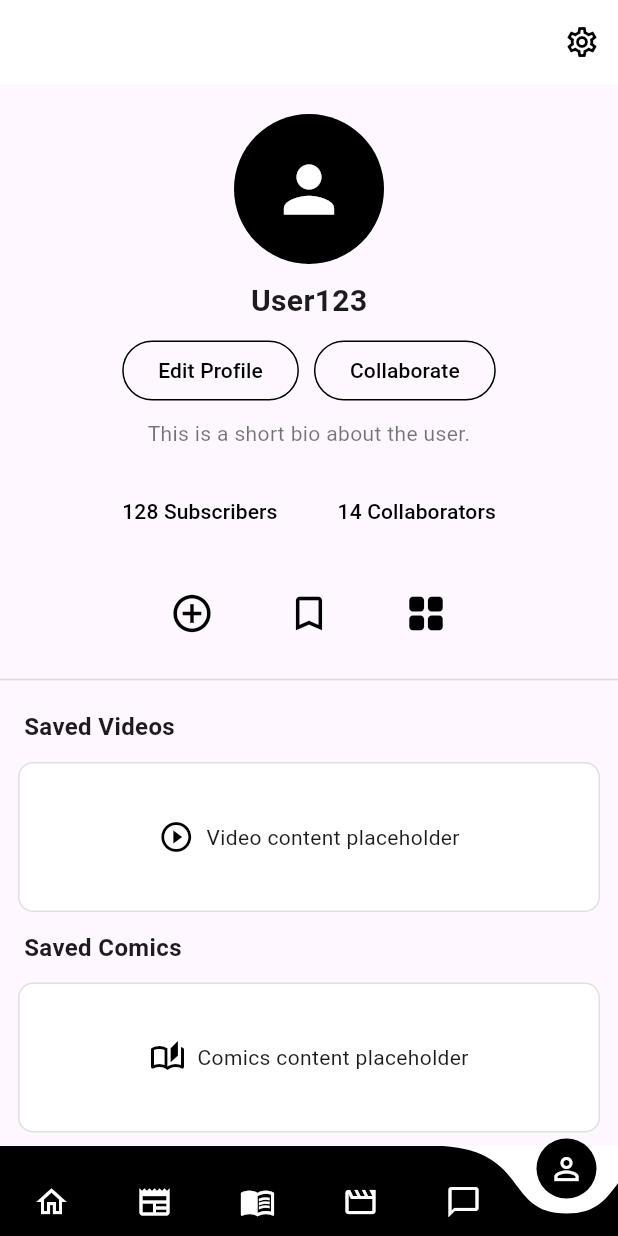
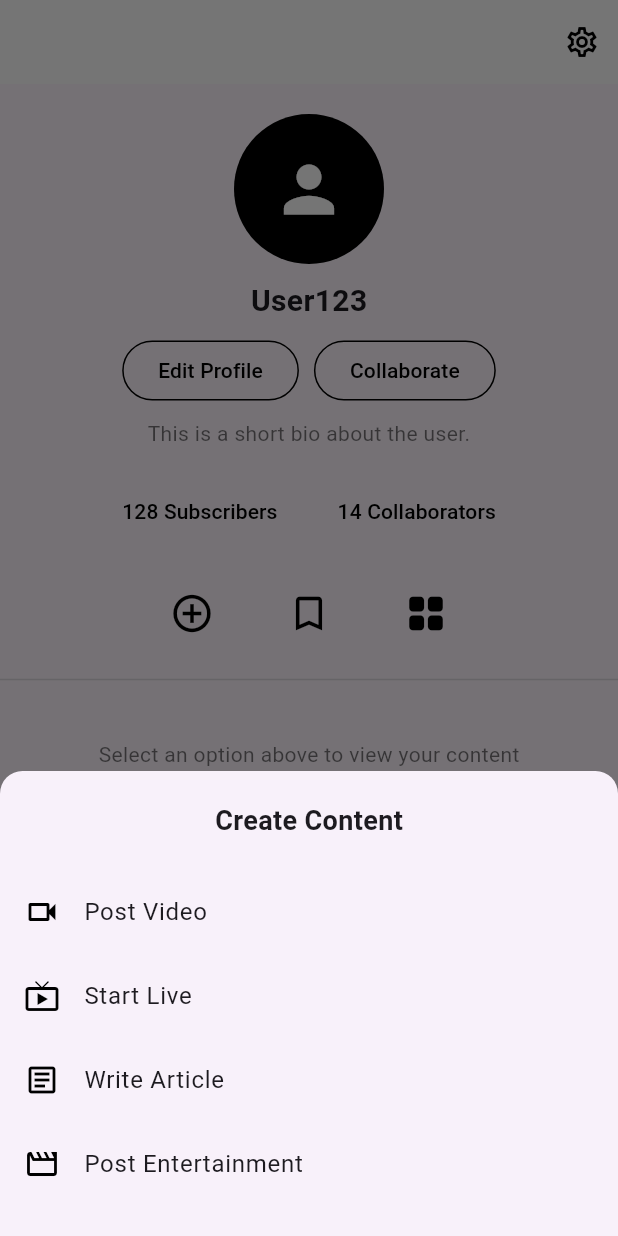
Before and after one commit to Clutch-254/wajuajiapp, a Flutter app: the screen it shows after launch, item 6 of the bottom bar chosen, after a tap on the "add circle outline" icon, on a phone screen of 412 x 824 dp. Run offline on Flutter 3.47's test engine with Material 3 defaults, Android fonts, the phone set to English and light mode, and no system bars; drawn by our look-alikes of curved_navigation_bar.

Commit message:
added some more navigation route code and fixed color scheme for all pages

```diff
--- a/lib/user/profilescreen.dart
+++ b/lib/user/profilescreen.dart
@@ -13,6 +13,82 @@ class _ProfilescreenState extends State<Profilescreen> {
   int subscriberCount = 128;
   int collaboratorCount = 14;
   bool showCreatedContent = false;
+  bool showSavedContent = false;
+
+  // Content creation options dialog
+  void _showContentCreationOptions(BuildContext context) {
+    showModalBottomSheet(
+      context: context,
+      shape: const RoundedRectangleBorder(
+        borderRadius: BorderRadius.vertical(top: Radius.circular(15)),
+      ),
+      builder: (context) {
+        return Padding(
+          padding: const EdgeInsets.symmetric(vertical: 20),
+          child: Column(
+            mainAxisSize: MainAxisSize.min,
+            children: [
+              const Text(
+                'Create Content',
+                style: TextStyle(fontWeight: FontWeight.bold, fontSize: 18),
+              ),
+              const SizedBox(height: 20),
+              _buildContentOption(
+                context,
+                Icons.videocam_outlined,
+                'Post Video',
+                () {
+                  // TODO: Implement post video functionality
+                  Navigator.pop(context);
+                },
+              ),
+              _buildContentOption(
+                context,
+                Icons.live_tv_outlined,
+                'Start Live',
+                () {
+                  // TODO: Implement start live functionality
+                  Navigator.pop(context);
+                },
+              ),
+              _buildContentOption(
+                context,
+                Icons.article_outlined,
+                'Write Article',
+                () {
+                  // TODO: Implement write article functionality
+                  Navigator.pop(context);
+                },
+              ),
+              _buildContentOption(
+                context,
+                Icons.movie_creation_outlined,
+                'Post Entertainment',
+                () {
+                  // TODO: Implement post entertainment functionality
+                  Navigator.pop(context);
+                },
+              ),
+            ],
+          ),
+        );
+      },
+    );
+  }
+
+  // Helper method to build content creation options
+  Widget _buildContentOption(
+    BuildContext context,
+    IconData icon,
+    String title,
+    VoidCallback onTap,
+  ) {
+    return ListTile(
+      leading: Icon(icon, color: Colors.black),
+      title: Text(title),
+      onTap: onTap,
+    );
+  }
 
   @override
   Widget build(BuildContext context) {
@@ -132,7 +208,14 @@ class _ProfilescreenState extends State<Profilescreen> {
               children: [
                 IconButton(
                   onPressed: () {
-                    // TODO: Navigate to content creation
+                    // Show content creation options
+                    _showContentCreationOptions(context);
+
+                    // Reset other views when create button is pressed
+                    setState(() {
+                      showCreatedContent = false;
+                      showSavedContent = false;
+                    });
                   },
                   icon: const Icon(
                     Icons.add_circle_outline,
@@ -144,21 +227,32 @@ class _ProfilescreenState extends State<Profilescreen> {
                 const SizedBox(width: 30),
                 IconButton(
                   onPressed: () {
-                    // TODO: Navigate to saved/bookmarked content
+                    // Toggle saved content view
+                    setState(() {
+                      showSavedContent = !showSavedContent;
+                      showCreatedContent = false; // Hide created content
+                    });
                   },
-                  icon: const Icon(Icons.bookmark_border, color: Colors.black),
+                  icon: Icon(
+                    showSavedContent ? Icons.bookmark : Icons.bookmark_border,
+                    color: Colors.black,
+                  ),
                   tooltip: 'Saved Content',
                   iconSize: 30,
                 ),
                 const SizedBox(width: 30),
                 IconButton(
                   onPressed: () {
+                    // Toggle created content view
                     setState(() {
                       showCreatedContent = !showCreatedContent;
+                      showSavedContent = false; // Hide saved content
                     });
                   },
-                  icon: const Icon(
-                    Icons.grid_view_rounded,
+                  icon: Icon(
+                    showCreatedContent
+                        ? Icons.grid_on
+                        : Icons.grid_view_rounded,
                     color: Colors.black,
                   ),
                   tooltip: 'My Content',
@@ -169,19 +263,37 @@ class _ProfilescreenState extends State<Profilescreen> {
 
             const Divider(height: 40, color: Colors.black12),
 
-            // Conditional: Created Content or Saved Content
+            // Conditional Content Display
             if (showCreatedContent)
-              Column(
+              _buildCreatedContentSection()
+            else if (showSavedContent)
+              _buildSavedContentSection()
+            else
+              const Padding(
+                padding: EdgeInsets.all(20),
+                child: Center(
+                  child: Text(
+                    "Select an option above to view your content",
+                    style: TextStyle(color: Colors.black54),
+                  ),
+                ),
+              ),
+          ],
+        ),
+      ),
+    );
+  }
+
+  // Created Content Section
+  Widget _buildCreatedContentSection() {
+    return Column(
       crossAxisAlignment: CrossAxisAlignment.start,
       children: [
         const Padding(
           padding: EdgeInsets.symmetric(horizontal: 16.0),
           child: Text(
             "My Created Content",
-                      style: TextStyle(
-                        fontWeight: FontWeight.bold,
-                        fontSize: 16,
-                      ),
+            style: TextStyle(fontWeight: FontWeight.bold, fontSize: 16),
           ),
         ),
         Container(
@@ -192,24 +304,23 @@ class _ProfilescreenState extends State<Profilescreen> {
             borderRadius: BorderRadius.circular(10),
             border: Border.all(color: Colors.black12),
           ),
-                    child: const Center(
-                      child: Text("Created content placeholder"),
-                    ),
+          child: const Center(child: Text("Created content placeholder")),
         ),
       ],
-              )
-            else
-              Column(
+    );
+  }
+
+  // Saved Content Section
+  Widget _buildSavedContentSection() {
+    return Column(
       crossAxisAlignment: CrossAxisAlignment.start,
       children: [
+        // Saved Videos Section
         const Padding(
           padding: EdgeInsets.symmetric(horizontal: 16.0),
           child: Text(
             "Saved Videos",
-                      style: TextStyle(
-                        fontWeight: FontWeight.bold,
-                        fontSize: 16,
-                      ),
+            style: TextStyle(fontWeight: FontWeight.bold, fontSize: 16),
           ),
         ),
         Container(
@@ -231,14 +342,13 @@ class _ProfilescreenState extends State<Profilescreen> {
             ),
           ),
         ),
+
+        // Saved Comics Section
         const Padding(
           padding: EdgeInsets.symmetric(horizontal: 16.0),
           child: Text(
             "Saved Comics",
-                      style: TextStyle(
-                        fontWeight: FontWeight.bold,
-                        fontSize: 16,
-                      ),
+            style: TextStyle(fontWeight: FontWeight.bold, fontSize: 16),
           ),
         ),
         Container(
@@ -253,24 +363,20 @@ class _ProfilescreenState extends State<Profilescreen> {
             child: Row(
               mainAxisAlignment: MainAxisAlignment.center,
               children: [
-                          Icon(
-                            Icons.auto_stories_outlined,
-                            color: Colors.black,
-                          ),
+                Icon(Icons.auto_stories_outlined, color: Colors.black),
                 SizedBox(width: 8),
                 Text("Comics content placeholder"),
               ],
             ),
           ),
         ),
+
+        // Saved Articles Section
         const Padding(
           padding: EdgeInsets.symmetric(horizontal: 16.0),
           child: Text(
             "Saved Articles",
-                      style: TextStyle(
-                        fontWeight: FontWeight.bold,
-                        fontSize: 16,
-                      ),
+            style: TextStyle(fontWeight: FontWeight.bold, fontSize: 16),
           ),
         ),
         Container(
@@ -293,10 +399,6 @@ class _ProfilescreenState extends State<Profilescreen> {
           ),
         ),
       ],
-              ),
-          ],
-        ),
-      ),
     );
   }
 }
```
Also changed, not shown: lib/user/entertaimentcreation.dart (+63 -14 lines), lib/user/entertainmenthub.dart (+7 -3 lines). Lines whose indentation alone changed are shown as unchanged.
